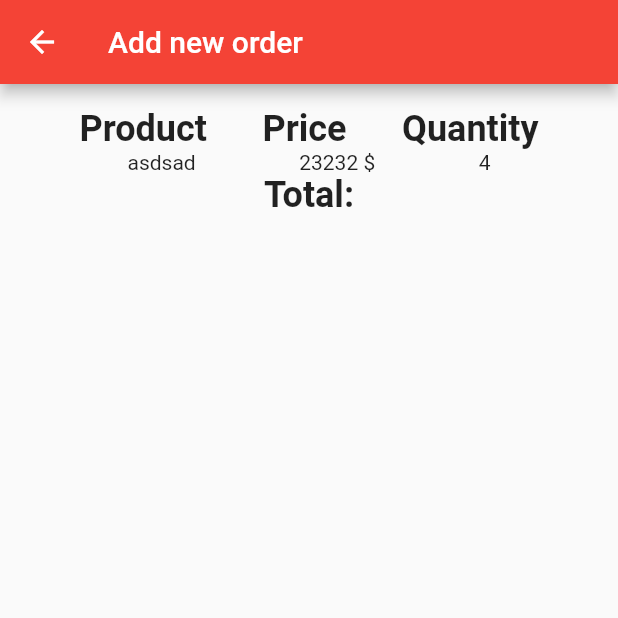
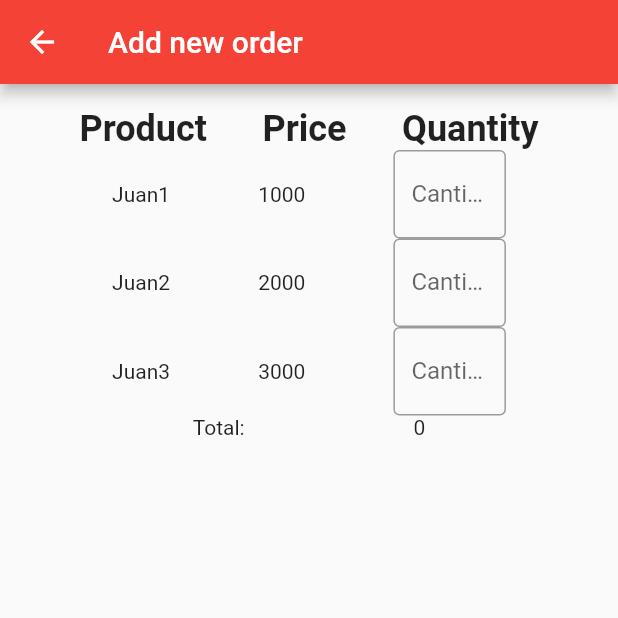
Before and after one commit to JaimeTorrealba/churryswafflesapp, a Flutter app: the AddOrderPage screen opened directly, on a phone screen of 412 x 824 dp, the top half of it. Run offline on Flutter 3.47's test engine with Material 2 defaults, Android fonts, the phone set to English and light mode, and no system bars; our stand-ins replace cloud_firestore, firebase_core; accounts and stored records are empty.

Commit message:
add form creating order

```diff
--- a/lib/views/add_order_page.dart
+++ b/lib/views/add_order_page.dart
@@ -1,5 +1,8 @@
 import 'package:flutter/material.dart';
-import '../components/commons/churrysTitle.dart';
+import '../components/commons/churrys_title.dart';
+import 'package:cloud_firestore/cloud_firestore.dart';
+
+const initialQuantity = {'quantity': 0};
 
 class AddOrderPage extends StatefulWidget {
   static const String id = '/addOrder';
@@ -8,19 +11,42 @@ class AddOrderPage extends StatefulWidget {
 }
 
 class _MyHomePageState extends State<AddOrderPage> {
-  List<Widget> cheader = [
-    Text(
-      'asdsad',
-    ),
-    Text(
-      '23232 \$',
-    ),
-    Text(
-      '4',
-    )
+  Map<String, dynamic> newOrder = {
+    'totalQuantity': 0,
+    'totalPrice': 0,
+  };
+  int totalQuantity = 0;
+  late dynamic productsData;
+
+  // final CollectionReference _collectionRef =
+  //     FirebaseFirestore.instance.collection('products');
+  //
+  // Future<void> getData() async {
+  //   // Get docs from collection reference
+  //   QuerySnapshot querySnapshot = await _collectionRef.get();
+  //
+  //   // Get data from docs and convert map to List
+  //   productsData = querySnapshot.docs.map((doc) => doc.data()).toList();
+  //   for (var obj in productsData) {
+  //     obj["quantity"] = 0;
+  //   }
+  //   print(productsData);
+  // }
+
+  void getData() {
+    productsData = [
+      {"Name": 'Juan1', "Price": 1000, 'Quantity': 0},
+      {"Name": 'Juan2', "Price": 2000, 'Quantity': 0},
+      {"Name": 'Juan3', "Price": 3000, 'Quantity': 0},
     ];
+    print(productsData);
+  }
 
   @override
+  void initState() {
+    getData();
+  }
+
   Widget build(BuildContext context) {
     return Scaffold(
         appBar: AppBar(
@@ -28,20 +54,67 @@ class _MyHomePageState extends State<AddOrderPage> {
         ),
         body: Container(
           padding: EdgeInsets.all(16.0),
-        child: Column(crossAxisAlignment: CrossAxisAlignment.start, children: [
+          child: Column(
+            crossAxisAlignment: CrossAxisAlignment.start,
+            children: [
+              TitleAddProducts(),
+              for (int i = 0; i < productsData.length; i++)
+                Row(
+                  mainAxisAlignment: MainAxisAlignment.spaceEvenly,
+                  children: [
+                    Text(
+                      productsData[i]['Name'],
+                    ),
+                    Text(
+                      productsData[i]['Price'].toString(),
+                    ),
+                    SizedBox(
+                      width: 75,
+                      child: TextFormField(
+                        onChanged: (value) {
+                          productsData[i]['Quantity'] = value;
+                          updateNewOrder(i, value);
+                        },
+                        keyboardType: TextInputType.number,
+                        decoration: const InputDecoration(
+                          border: OutlineInputBorder(),
+                          labelText: 'Cantidad',
+                        ),
+                      ),
+                    ),
+                  ],
+                ),
               Row(mainAxisAlignment: MainAxisAlignment.spaceEvenly, children: [
+                Text('Total:'),
+                Text(newOrder['totalQuantity'].toString())
+              ])
+            ],
+          ),
+        ));
+  }
+
+  dynamic updateNewOrder(key, value) {
+    setState(() {
+      newOrder['totalQuantity'] = newOrder['totalQuantity'] + int.parse(value);
+    });
+
+    print(productsData[key]);
+    print(newOrder['totalQuantity']);
+    print(value);
+  }
+}
+
+class TitleAddProducts extends StatelessWidget {
+  const TitleAddProducts({
+    Key? key,
+  }) : super(key: key);
+
+  @override
+  Widget build(BuildContext context) {
+    return Row(mainAxisAlignment: MainAxisAlignment.spaceEvenly, children: [
       ChurrysTitle(titleText: 'Product'),
       ChurrysTitle(titleText: 'Price'),
       ChurrysTitle(titleText: 'Quantity')
-          ]),
-          Row(
-              mainAxisAlignment: MainAxisAlignment.spaceEvenly,
-              children: cheader),
-          Row(mainAxisAlignment: MainAxisAlignment.spaceEvenly, children: [
-            ChurrysTitle(titleText: 'Total:'),
-          ])
-        ]),
-      ), // This trailing comma makes auto-formatting nicer for build methods.
-    );
+    ]);
   }
 }
```
Also changed, not shown: lib/views/home.dart (+18 -12 lines), lib/components/commons/churrys_title.dart (renamed from lib/components/commons/churrysTitle.dart). Lines whose indentation alone changed are shown as unchanged.
